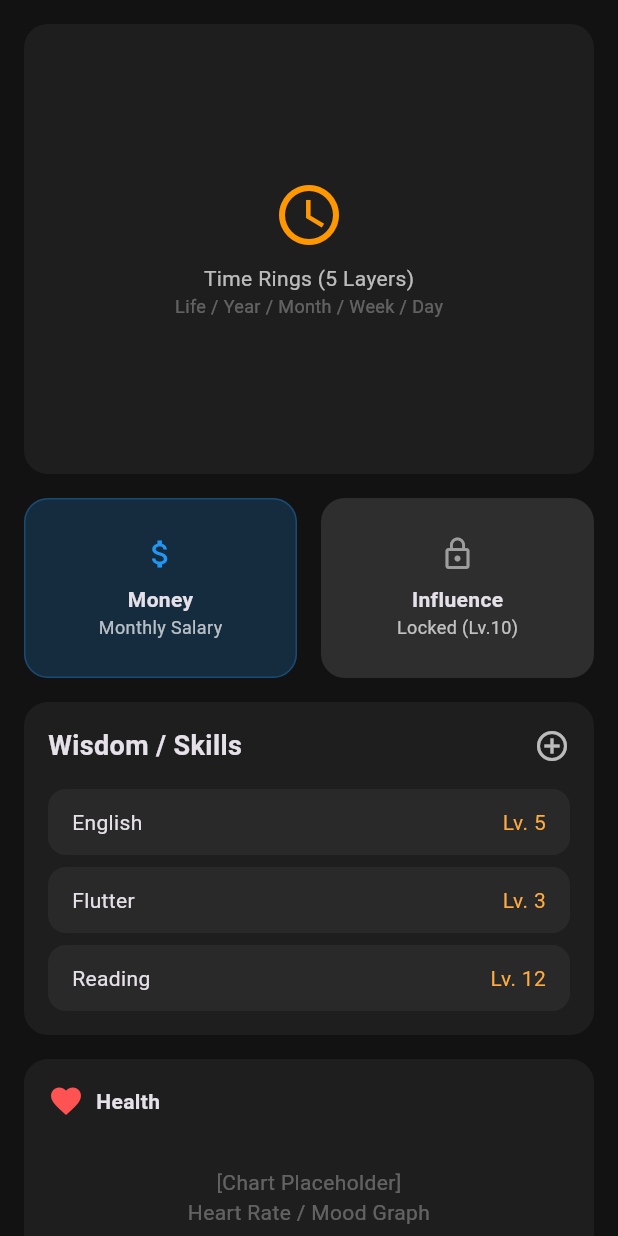
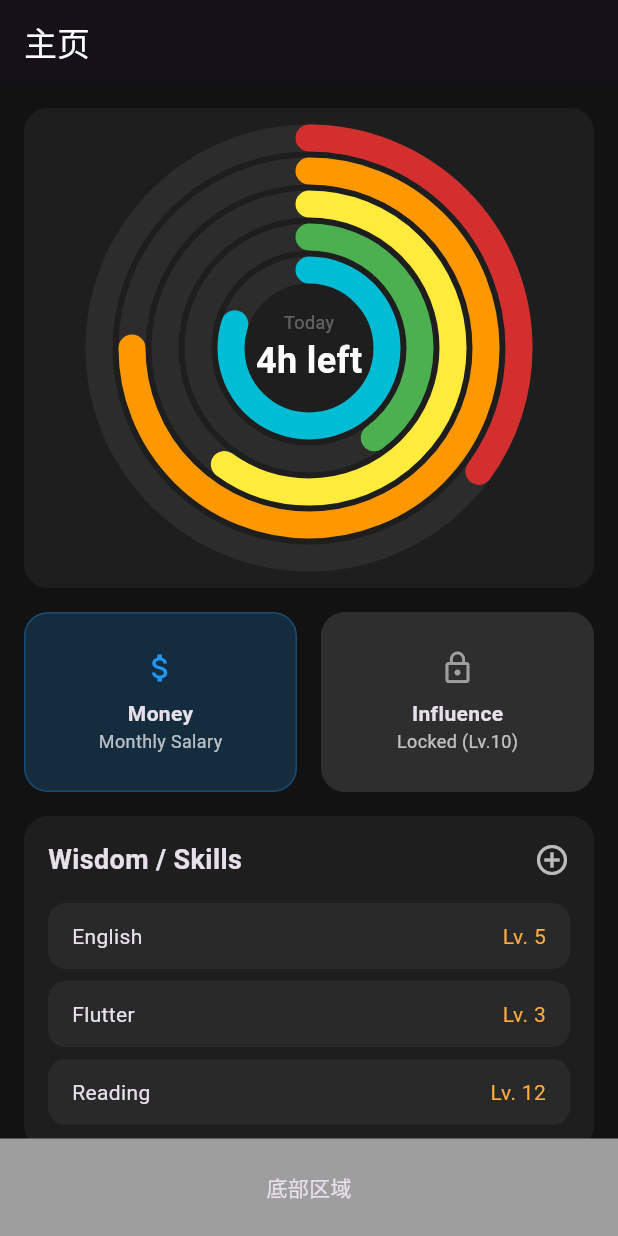
Before and after one commit to kops88/NowGame, a Flutter app: the screen it shows after launch, on a phone screen of 412 x 824 dp. Run offline on Flutter 3.47's test engine with Material 3 defaults, Android fonts, the phone set to English and light mode, and no system bars.

Commit message:
实现TimeRingsPainter(伪造数据)

```diff
--- a/lib/main.dart
+++ b/lib/main.dart
@@ -15,7 +15,9 @@ class MyApp extends StatelessWidget {
         scaffoldBackgroundColor: const Color(0xFF121212),
         cardColor: const Color(0xFF1E1E1E),
       ),
-      home: const DashboardScreen(),
+      home: Scaffold(
+        body: DashboardScreen(),
+      ),
     );
   }
 }
@@ -26,6 +28,9 @@ class DashboardScreen extends StatelessWidget {
   @override
   Widget build(BuildContext context) {
     return Scaffold(
+      appBar: AppBar(
+          title: Text('主页', style: TextStyle(color: Colors.white)),
+        ),
       body: SafeArea(
         // 使用 ListView 构建垂直滚动的卡片流
         child: ListView(
@@ -57,42 +62,141 @@ class DashboardScreen extends StatelessWidget {
             ],
           ),
         ),
+        bottomNavigationBar: Container(
+          color: Colors.grey,
+          height: 65,
+          child: Center(
+            child: Text('底部区域'),
+          ),
+        ),
       );
   }
 }
 
 // -----------------------------------------------------------------------------
-// 1. 时间模块：TimeRingsWidget
+// 1. 时间模块：TimeRingsWidget (CustomPainter 实现)
 // -----------------------------------------------------------------------------
 class TimeRingsWidget extends StatelessWidget {
   const TimeRingsWidget({Key? key}) : super(key: key);
 
   @override
   Widget build(BuildContext context) {
+    // 模拟测试数据 (0.0 - 1.0)
+    final progressData = [
+      0.35, // 人生进度 (红) - 假设35岁/80岁
+      0.75, // 今年进度 (橙) - 假设9月
+      0.60, // 本月进度 (黄) - 假设20号
+      0.40, // 本周进度 (绿) - 假设周三
+      0.80, // 今日进度 (青) - 假设晚上
+    ];
+
+    // 环的颜色定义
+    final ringColors = [
+      const Color(0xFFD32F2F), // Life: 深红
+      Colors.orange,           // Year: 橙色
+      Colors.yellow,           // Month: 黄色
+      Colors.green,            // Week: 绿色
+      Colors.cyan,             // Day: 青色/蓝色
+    ];
+
     return Container(
-      height: 300, // 预估高度
+      height: 320, // 稍微增加高度以容纳圆环
       decoration: BoxDecoration(
         color: Theme.of(context).cardColor,
         borderRadius: BorderRadius.circular(16),
       ),
-      child: Center(
-        child: Column(
-          mainAxisAlignment: MainAxisAlignment.center,
+      child: Stack(
+        alignment: Alignment.center,
+        children: [
+          // 自定义绘制层
+          CustomPaint(
+            size: const Size(280, 280), // 画布大小
+            painter: TimeRingsPainter(
+              progressData: progressData,
+              ringColors: ringColors,
+              backgroundColor: const Color(0xFF2C2C2C), // 深灰色底色
+            ),
+          ),
+          // 中心文案
+          Column(
+            mainAxisSize: MainAxisSize.min,
             children: const [
-            Icon(Icons.access_time, size: 48, color: Colors.orange),
-            SizedBox(height: 8),
               Text(
-              'Time Rings (5 Layers)',
-              style: TextStyle(color: Colors.white70),
+                'Today',
+                style: TextStyle(color: Colors.white30, fontSize: 12),
               ),
               Text(
-              'Life / Year / Month / Week / Day',
-              style: TextStyle(color: Colors.white30, fontSize: 12),
+                '4h left', // 模拟倒计时
+                style: TextStyle(
+                  color: Colors.white,
+                  fontSize: 24,
+                  fontWeight: FontWeight.bold
+                ),
               ),
             ],
           ),
+        ],
       ),
     );
+  }
+}
+
+class TimeRingsPainter extends CustomPainter {
+  final List<double> progressData;
+  final List<Color> ringColors;
+  final Color backgroundColor;
+
+  TimeRingsPainter({
+    required this.progressData,
+    required this.ringColors,
+    required this.backgroundColor,
+  });
+
+  @override
+  void paint(Canvas canvas, Size size) {
+    final center = Offset(size.width / 2, size.height / 2);
+    final maxRadius = size.width / 2;
+    const strokeWidth = 18.0; // 环的粗细，文档要求稍微粗一些
+    const gap = 4.0;          // 环之间的间距
+
+    // 从外向内绘制，最外层是第0个数据
+    for (int i = 0; i < progressData.length; i++) {
+      final radius = maxRadius - (i * (strokeWidth + gap));
+      final progress = progressData[i].clamp(0.0, 1.0); // 确保在 0~1 之间
+      final color = ringColors[i];
+
+      // 1. 绘制底色环 (未完成部分)
+      final bgPaint = Paint()
+        ..color = backgroundColor
+        ..style = PaintingStyle.stroke
+        ..strokeWidth = strokeWidth
+        ..strokeCap = StrokeCap.round;
+
+      canvas.drawCircle(center, radius, bgPaint);
+
+      // 2. 绘制进度环 (已完成部分)
+      // -pi/2 是 12点钟方向
+      final progressPaint = Paint()
+        ..color = color
+        ..style = PaintingStyle.stroke
+        ..strokeWidth = strokeWidth
+        ..strokeCap = StrokeCap.round;
+
+      final sweepAngle = 2 * 3.141592653589793 * progress;
+
+      canvas.drawArc(
+        Rect.fromCircle(center: center, radius: radius),
+        -3.141592653589793 / 2, // 起始角度：12点钟
+        sweepAngle,             // 扫过角度
+        false,                  // useCenter: false (空心)
+        progressPaint,
+      );
+    }
+  }
+
+  @override
+  bool shouldRepaint(covariant TimeRingsPainter oldDelegate) {
+    return oldDelegate.progressData != progressData;
   }
 }
 
```
Lines whose indentation alone changed are shown as unchanged.
